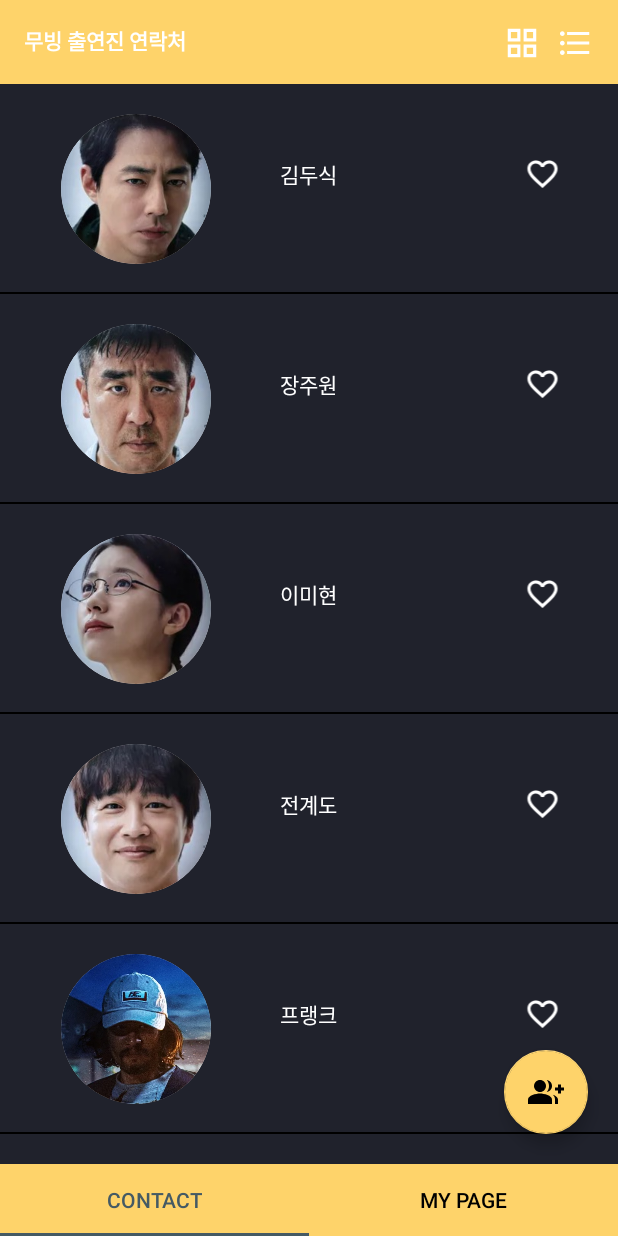
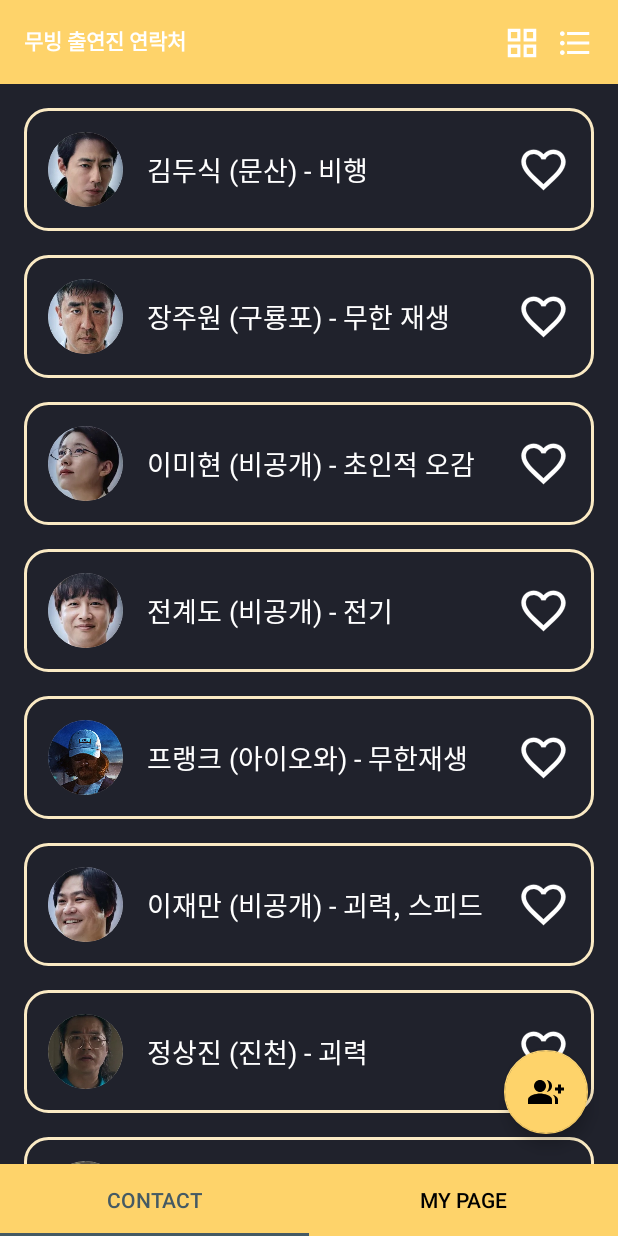
Before and after one commit to Team18Contact/ContactApp, an Android app: the ContactListFragment screen opened directly, with no data from a screen before it, on a phone screen of 412 x 824 dp. Run offline under Robolectric (Android 15) with nearby library versions, the phone set to English and light mode, and no system bars.

Commit message:
[UI] GridView / ListView 디자인 수정

```diff
--- a/app/src/main/java/com/example/contactapp/contact/ContactModel.kt
+++ b/app/src/main/java/com/example/contactapp/contact/ContactModel.kt
@@ -21,10 +21,10 @@ object ContactModelDB {
         dataList.apply{
             add(ContactModel(R.drawable.img_kds, "김두식", "문산", "010-1111-1111", "kds@gmail.com", "비행"))
             add(ContactModel(R.drawable.img_jjw, "장주원", "구룡포", "010-2222-2222", "jjw@gmail.com", "무한 재생"))
-            add(ContactModel(R.drawable.img_lmh, "이미현", "-", "010-3333-3333", "lmh@gmail.com", "초인적 오감"))
-            add(ContactModel(R.drawable.img_jgd, "전계도", "-", "010-4444-4444", "jgd@gmail.com", "전기"))
+            add(ContactModel(R.drawable.img_lmh, "이미현", "비공개", "010-3333-3333", "lmh@gmail.com", "초인적 오감"))
+            add(ContactModel(R.drawable.img_jgd, "전계도", "비공개", "010-4444-4444", "jgd@gmail.com", "전기"))
             add(ContactModel(R.drawable.img_frank, "프랭크", "아이오와", "010-5555-5555", "frank@gmail.com", "무한재생"))
-            add(ContactModel(R.drawable.img_ljm, "이재만", "-", "010-6666-6666", "ljm@gmail.com", "괴력, 스피드정"))
+            add(ContactModel(R.drawable.img_ljm, "이재만", "비공개", "010-6666-6666", "ljm@gmail.com", "괴력, 스피드"))
             add(ContactModel(R.drawable.img_jsj, "정상진", "진천", "010-7777-7777", "jsj@gmail.com", "괴력"))
             add(ContactModel(R.drawable.img_jys, "전영석", "봉평", "010-8888-8888", "jys@gmail.com", "전기"))
             add(ContactModel(R.drawable.img_hsh, "홍성화", "나주", "010-9999-9999", "hsh@gmail.com", "투시"))
--- a/app/src/main/java/com/example/contactapp/contact/ContactRecyclerViewAdapter.kt
+++ b/app/src/main/java/com/example/contactapp/contact/ContactRecyclerViewAdapter.kt
@@ -6,7 +6,7 @@ import android.view.ViewGroup
 import androidx.recyclerview.widget.RecyclerView
 import com.example.contactapp.databinding.ContactRecyclerviewItemBinding
 
-class ContactRecyclerViewAdapter (val models: MutableList<ContactModel>) : RecyclerView.Adapter<ContactRecyclerViewAdapter.Holder>(){
+class ContactRecyclerViewAdapter (private val contactList: MutableList<ContactModel>) : RecyclerView.Adapter<ContactRecyclerViewAdapter.Holder>(){
 
     interface ItemClick {
         fun onClick(view : View, position : Int)
@@ -22,21 +22,19 @@ class ContactRecyclerViewAdapter (val models: MutableList<ContactModel>) : Recyc
     }
 
     override fun onBindViewHolder(holder: Holder, position: Int) {
-        holder.itemView.setOnClickListener {
-            itemClick?.onClick(it, position)
-        }
-
-        holder.profileImg.setBackgroundResource(models[position].profile)
-        holder.name.text = models[position].name
+        holder.bind(contactList[position])
     }
 
-    override fun getItemCount(): Int {
-        return models.size
-    }
+    override fun getItemCount(): Int = contactList.size
 
-    inner class Holder(val binding: ContactRecyclerviewItemBinding) : RecyclerView.ViewHolder(binding.root) { //
-        val profileImg = binding.icItem
-        val name = binding.tvItemName
-        val like = binding.ivLike
+    inner class Holder(private val binding: ContactRecyclerviewItemBinding) : RecyclerView.ViewHolder(binding.root) {
+        fun bind(contact: ContactModel) = with(binding) {
+            itemView.setOnClickListener {
+                itemClick?.onClick(it, adapterPosition)
+            }
+
+            imgProfile.setImageResource(contact.profile)
+            txtInfo.text = "${contact.name} (${contact.locale}) - ${contact.ability}"
+        }
     }
 }
--- /dev/null
+++ b/app/src/main/res/drawable/border_item.xml
@@ -0,0 +1,9 @@
+<?xml version="1.0" encoding="utf-8"?>
+<shape xmlns:android="http://schemas.android.com/apk/res/android"
+    android:shape="rectangle">
+    <stroke
+        android:width="2dp"
+        android:color="@color/contact_lightYellow" />
+    <solid android:color="#00FFFFFF" />
+    <corners android:radius="15dp" />
+</shape>
--- a/app/src/main/res/layout/contact_gridview_item.xml
+++ b/app/src/main/res/layout/contact_gridview_item.xml
@@ -4,6 +4,7 @@
     android:layout_width="wrap_content"
     android:layout_height="wrap_content"
     android:orientation="vertical"
+    android:background="@drawable/border_item"
     android:padding="16dp">
 
     <androidx.cardview.widget.CardView
--- a/app/src/main/res/layout/contact_recyclerview_item.xml
+++ b/app/src/main/res/layout/contact_recyclerview_item.xml
@@ -1,77 +1,59 @@
 <?xml version="1.0" encoding="utf-8"?>
 <androidx.constraintlayout.widget.ConstraintLayout xmlns:android="http://schemas.android.com/apk/res/android"
     xmlns:apps="http://schemas.android.com/apk/res-auto"
-    xmlns:tools="http://schemas.android.com/tools"
     android:layout_width="match_parent"
-    android:layout_height="140dp">
+    android:layout_height="wrap_content"
+    android:paddingHorizontal="16dp"
+    android:paddingVertical="8dp">
+
+    <LinearLayout
+        android:background="@drawable/border_item"
+        android:id="@+id/linearLayout"
+        android:layout_width="match_parent"
+        android:layout_height="wrap_content"
+        android:gravity="center_vertical"
+        android:orientation="horizontal"
+        android:padding="16dp"
+        apps:layout_constraintBottom_toBottomOf="parent"
+        apps:layout_constraintEnd_toEndOf="parent"
+        apps:layout_constraintStart_toStartOf="parent"
+        apps:layout_constraintTop_toTopOf="parent">
 
         <androidx.cardview.widget.CardView
             android:id="@+id/CardView"
-        android:layout_width="wrap_content"
-        android:layout_height="wrap_content"
-        android:layout_marginStart="10dp"
+            android:layout_width="50dp"
+            android:layout_height="50dp"
             apps:cardCornerRadius="100dp"
-        apps:cardElevation="0dp"
-        apps:layout_constraintBottom_toBottomOf="parent"
-        apps:layout_constraintEnd_toStartOf="@+id/cl_Item"
-        apps:layout_constraintStart_toStartOf="parent"
-        apps:layout_constraintTop_toTopOf="parent">
-        <!-- apps:cardCornerRadius="30dp" image뷰에서 안하고 cardview로 가능-->
+            apps:cardElevation="0dp">
 
             <ImageView
-            android:id="@+id/ic_Item"
-            android:layout_width="100dp"
-            android:layout_height="100dp"
-            android:layout_gravity="center_vertical"
+                android:id="@+id/img_profile"
+                android:layout_width="match_parent"
+                android:layout_height="match_parent"
                 android:adjustViewBounds="true"
                 android:scaleType="centerCrop" />
 
         </androidx.cardview.widget.CardView>
 
-    <androidx.constraintlayout.widget.ConstraintLayout
-        android:id="@+id/cl_Item"
-        android:layout_width="210dp"
-        android:layout_height="40dp"
-        apps:layout_constraintBottom_toBottomOf="@+id/CardView"
-        apps:layout_constraintEnd_toEndOf="parent"
-        apps:layout_constraintStart_toEndOf="@+id/CardView"
-        apps:layout_constraintTop_toTopOf="parent">
+        <TextView
+            android:id="@+id/txt_info"
+            android:layout_width="wrap_content"
+            android:layout_height="wrap_content"
+            android:layout_marginStart="16dp"
+            android:ellipsize="end"
+            android:maxLines="1"
+            android:textColor="@color/white"
+            android:textSize="18sp" />
 
-        <TextView
-            android:id="@+id/tv_ItemName"
-            android:layout_width="150dp"
-            android:layout_height="wrap_content"
-            android:layout_marginEnd="30dp"
-            android:maxLines="2"
-            android:text=""
-            android:textColor="@color/white"
-            android:textSize="14sp"
-            apps:layout_constraintBottom_toBottomOf="parent"
-            apps:layout_constraintEnd_toEndOf="parent"
-            apps:layout_constraintStart_toStartOf="parent"
-            apps:layout_constraintTop_toTopOf="parent" />
-
-    </androidx.constraintlayout.widget.ConstraintLayout>
+        <View
+            android:layout_width="0dp"
+            android:layout_height="0dp"
+            android:layout_weight="1" />
 
         <ImageView
-        android:id="@+id/iv_like"
-        android:layout_width="30dp"
-        android:layout_height="24dp"
-        android:layout_marginEnd="70dp"
-        android:src="@drawable/ic_empty_heart"
-        apps:layout_constraintBottom_toBottomOf="@+id/cl_Item"
-        apps:layout_constraintEnd_toEndOf="parent"
-        apps:layout_constraintStart_toEndOf="@+id/cl_Item"
-        apps:layout_constraintTop_toTopOf="@+id/cl_Item"
-        tools:ignore="MissingConstraints" />
-
-    <View
-        android:layout_width="match_parent"
-        android:layout_height="1dp"
-        android:background="@color/black"
-        apps:layout_constraintBottom_toBottomOf="parent"
-        apps:layout_constraintEnd_toEndOf="parent"
-        apps:layout_constraintStart_toEndOf="parent" />
-
-
+            android:id="@+id/img_like"
+            android:layout_width="35dp"
+            android:layout_height="35dp"
+            android:src="@drawable/ic_empty_heart" />
+    </LinearLayout>
 </androidx.constraintlayout.widget.ConstraintLayout>
--- a/app/src/main/res/layout/fragment_contact_list.xml
+++ b/app/src/main/res/layout/fragment_contact_list.xml
@@ -10,6 +10,7 @@
         android:id="@+id/recyclerView_contact"
         android:layout_width="match_parent"
         android:layout_height="0dp"
+        android:layout_marginTop="8dp"
         app:layoutManager="androidx.recyclerview.widget.LinearLayoutManager"
         app:layout_constraintBottom_toBottomOf="parent"
         app:layout_constraintEnd_toEndOf="parent"
@@ -21,7 +22,10 @@
         android:id="@+id/gridView_contact"
         android:layout_width="match_parent"
         android:layout_height="0dp"
+        android:horizontalSpacing="8dp"
         android:numColumns="3"
+        android:padding="8dp"
+        android:verticalSpacing="8dp"
         android:visibility="gone"
         app:layout_constraintBottom_toBottomOf="parent"
         app:layout_constraintEnd_toEndOf="parent"
--- a/app/src/main/res/values/colors.xml
+++ b/app/src/main/res/values/colors.xml
@@ -6,6 +6,7 @@
     <color name="lightGray">#D9D9D9</color>
     <color name="blue">#3A75F4</color>
     <color name="contact_yellow">#FFFED36A</color>
+    <color name="contact_lightYellow">#FAEAC4</color>
     <color name="contact_darkGray">#FF455A64</color>
     <color name="contact_black">#FF20222C</color>
 </resources>
```
Lines whose indentation alone changed are shown as unchanged.
